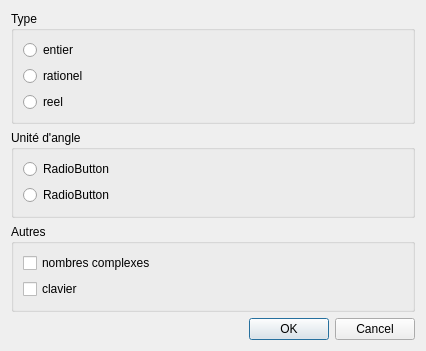
Above: calcpol/optiondialog.ui from trecouvr/calclpol before the change. Below: the same form after it.
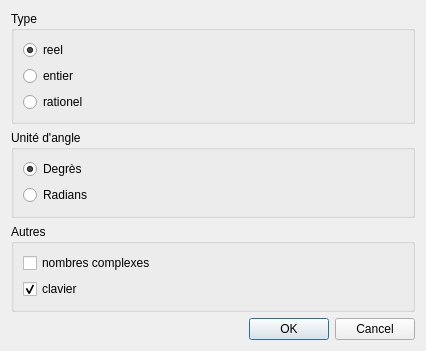
That is the form after the change.

Patch:
```diff
--- a/calcpol/optiondialog.ui
+++ b/calcpol/optiondialog.ui
@@ -20,25 +20,34 @@
       <string>Type</string>
      </property>
      <layout class="QGridLayout" name="gridLayout">
-      <item row="0" column="0">
-       <widget class="QRadioButton" name="radioButton">
+      <item row="1" column="0">
+       <widget class="QRadioButton" name="rb_entier">
         <property name="text">
          <string>entier</string>
         </property>
-       </widget>
-      </item>
-      <item row="2" column="0">
-       <widget class="QRadioButton" name="radioButton_3">
-        <property name="text">
-         <string>reel</string>
+        <property name="checked">
+         <bool>false</bool>
         </property>
        </widget>
       </item>
-      <item row="1" column="0">
-       <widget class="QRadioButton" name="radioButton_2">
+      <item row="3" column="0">
+       <widget class="QRadioButton" name="rb_rationnel">
         <property name="text">
          <string>rationel</string>
         </property>
+        <property name="checked">
+         <bool>false</bool>
+        </property>
+       </widget>
+      </item>
+      <item row="0" column="0">
+       <widget class="QRadioButton" name="rb_reel">
+        <property name="text">
+         <string>reel</string>
+        </property>
+        <property name="checked">
+         <bool>true</bool>
+        </property>
        </widget>
       </item>
      </layout>
@@ -53,14 +62,17 @@
       <item row="0" column="0">
        <widget class="QRadioButton" name="radioButton_4">
         <property name="text">
-         <string>RadioButton</string>
+         <string>Degrès</string>
+        </property>
+        <property name="checked">
+         <bool>true</bool>
         </property>
        </widget>
       </item>
       <item row="1" column="0">
        <widget class="QRadioButton" name="radioButton_5">
         <property name="text">
-         <string>RadioButton</string>
+         <string>Radians</string>
         </property>
        </widget>
       </item>
@@ -85,6 +97,9 @@
         <property name="text">
          <string>clavier</string>
         </property>
+        <property name="checked">
+         <bool>true</bool>
+        </property>
        </widget>
       </item>
      </layout>
```
Left out of the diff: 9 changed lines with no effect on the pictures.
